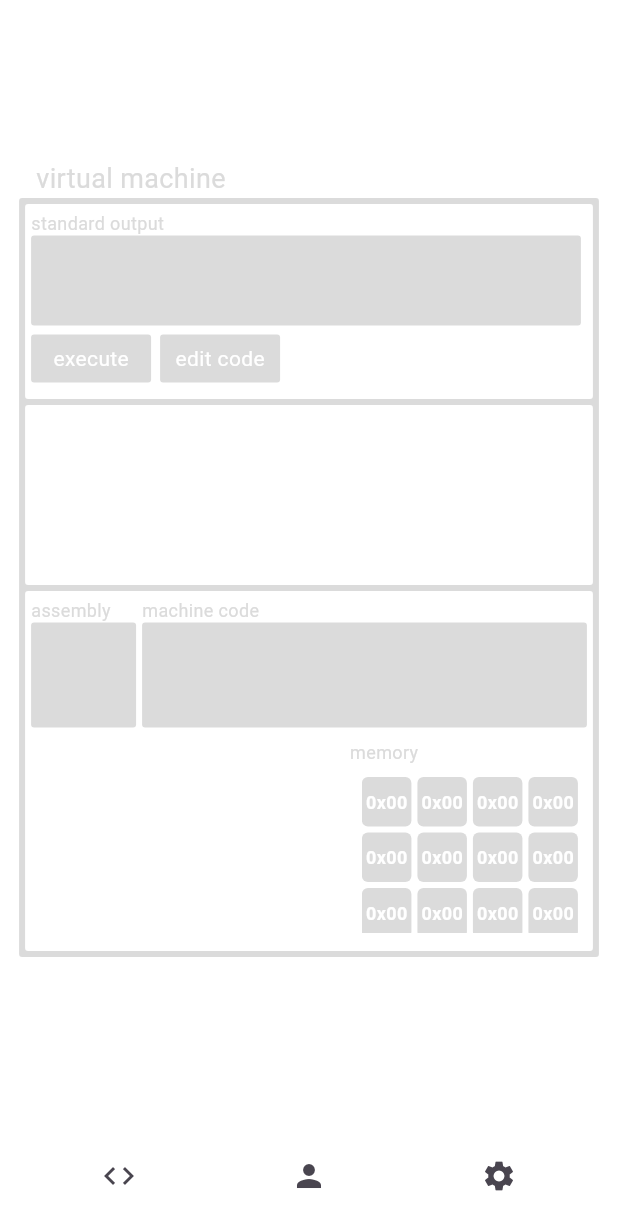
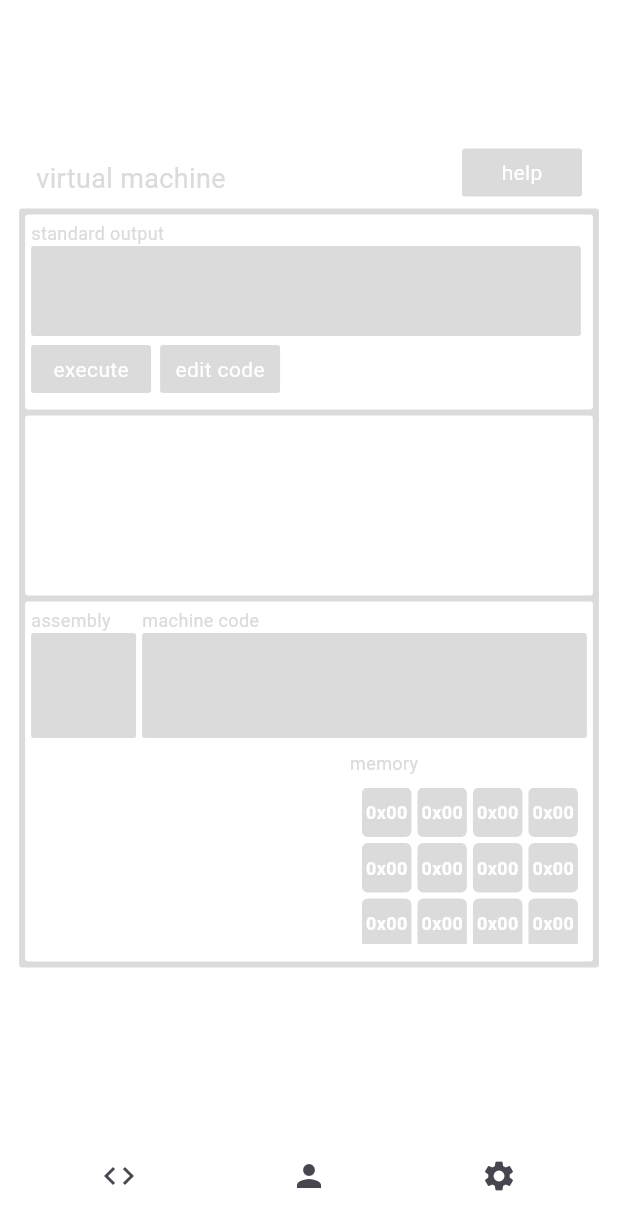
Before and after one commit to ashtonjamesd/wisteria, a Flutter app: the screen it shows after launch, on a phone screen of 412 x 824 dp. Shown: the top 1230 px of the screen. Run offline on Flutter 3.47's test engine with Material 3 defaults, Android fonts, the phone set to English and light mode, and no system bars; our stand-ins replace firebase_core; accounts and stored records are empty.

Commit message:
help msg

```diff
--- a/lib/app/constants.dart
+++ b/lib/app/constants.dart
@@ -1,5 +1,14 @@
 import 'package:flutter/material.dart';
 // import 'package:google_fonts/google_fonts.dart';
+
+const String helpMessage =
+"""
+Wisteria is a virtual machine designed to help you learn the inner workings of a CPU.
+
+The app will allow you to experiment with a virtual machine that executes machine code just like a real processor.
+
+A good place to start may be the exercises tab.
+""";
 
 const double consoleHeight = 120;
 const double userInterfaceHeight = 130;
@@ -14,5 +23,6 @@ const double boxBorderRadius = 2;
 
 const Color primaryGrey = Color.fromARGB(255, 219, 219, 219);
 const Color primaryWhite = Colors.white;
+const Color textColor = Color.fromARGB(255, 95, 95, 95);
 
 // TextStyle appFont = GoogleFonts.roboto();
--- a/lib/app/views/vm/vm_view.dart
+++ b/lib/app/views/vm/vm_view.dart
@@ -3,6 +3,7 @@ import 'package:wisteria/app/common/wisteria_box.dart';
 import 'package:wisteria/app/common/wisteria_button.dart';
 import 'package:wisteria/app/common/wisteria_text.dart';
 import 'package:wisteria/app/constants.dart';
+import 'package:wisteria/app/views/vm/help_button.dart';
 import 'package:wisteria/app/views/vm/stdout_box.dart';
 import 'package:wisteria/vm/vm.dart';
 import 'code_editor.dart';
@@ -36,7 +37,20 @@ class _VmViewState extends State<VmView> {
         mainAxisAlignment: MainAxisAlignment.center,
         crossAxisAlignment: CrossAxisAlignment.start,
         children: [
-          title(),
+          Row(
+            children: [
+              title(),
+
+              const Spacer(),
+
+              Padding(
+                padding: const EdgeInsets.only(right: 24, bottom: 8),
+                child: HelpButton(),
+              ),
+            ],
+          ),
+
+
           homeView(screen),
         ],
       ),
```
Also changed, not shown: lib/app/views/vm/help_button.dart (added, +82 -0 lines).
